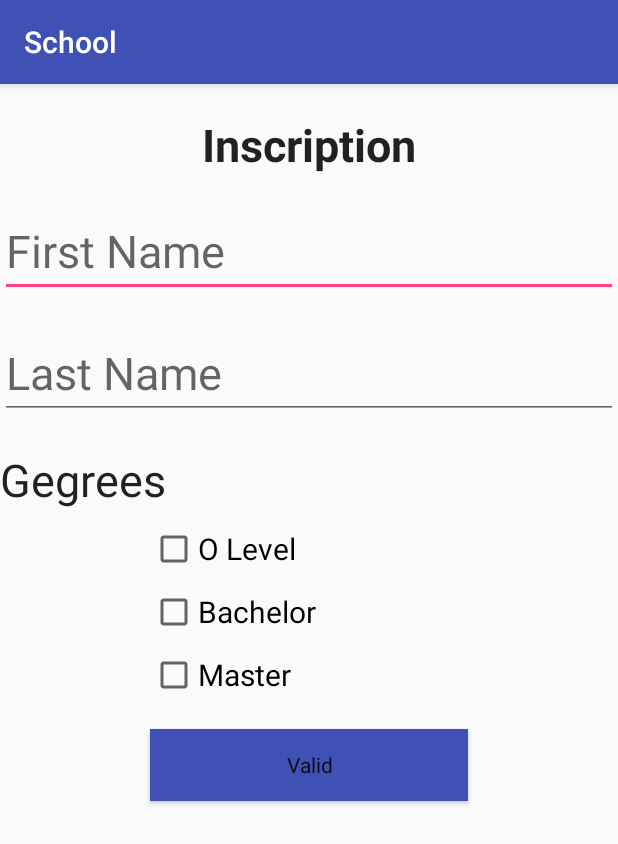
After one commit to papesambandour/school-android, an Android app: the InscriptionActivity screen opened directly, with no data from a screen before it, on a phone screen of 412 x 824 dp. The commit adds this screen. Shown: the top 844 px of the screen. Run offline under Robolectric (Android 15) with nearby library versions, the phone set to English and light mode, and no system bars.

Commit message:
add inscription button

```diff
--- a/app/build.gradle
+++ b/app/build.gradle
@@ -27,4 +27,5 @@ dependencies {
     testImplementation 'junit:junit:4.12'
     androidTestImplementation 'com.android.support.test:runner:1.0.2'
     androidTestImplementation 'com.android.support.test.espresso:espresso-core:3.0.2'
+
 }
--- a/app/src/main/AndroidManifest.xml
+++ b/app/src/main/AndroidManifest.xml
@@ -20,7 +20,8 @@
             android:name=".HomeActivity"
             android:label="@string/title_activity_home"
             android:theme="@style/AppTheme.NoActionBar" />
-        <activity android:name=".FormationActivity"></activity>
+        <activity android:name=".FormationActivity" />
+        <activity android:name=".InscriptionActivity"></activity>
     </application>
 
 </manifest>
--- /dev/null
+++ b/app/src/main/java/app/corp/anp/school/InscriptionActivity.java
@@ -0,0 +1,75 @@
+package app.corp.anp.school;
+
+import android.content.Intent;
+import android.support.v7.app.AppCompatActivity;
+import android.os.Bundle;
+import android.view.View;
+import android.view.inputmethod.EditorInfo;
+import android.widget.Button;
+import android.widget.CheckBox;
+import android.widget.EditText;
+import android.widget.Toast;
+
+import java.util.ArrayList;
+import java.util.List;
+
+public class InscriptionActivity extends AppCompatActivity {
+    private EditText txtFisrtName,txtLastName;
+    private String fisrtName,lastName ;
+    private CheckBox cbOlevel,cbBachelor,cbMaster;
+    private List<String> degrees ;
+    private Button btnSaveInscription;
+
+    @Override
+    protected void onCreate(Bundle savedInstanceState) {
+        super.onCreate(savedInstanceState);
+        setContentView(R.layout.activity_inscription);
+        degrees = new ArrayList<String>();
+        txtFisrtName = findViewById(R.id.txtFisrtName);
+        txtLastName = findViewById(R.id.txtLastName);
+        cbOlevel = findViewById(R.id.cbOlevel);
+        cbBachelor = findViewById(R.id.cbBachelor);
+        cbMaster = findViewById(R.id.cbMaster);
+        btnSaveInscription = findViewById(R.id.btnSaveInscription);
+
+        btnSaveInscription.setOnClickListener(new View.OnClickListener() {
+            @Override
+            public void onClick(View v) {
+                fisrtName = txtFisrtName.getText().toString();
+                lastName = txtLastName.getText().toString();
+                if(cbMaster.isChecked())
+                {
+                    degrees.add(cbMaster.getText().toString());
+                }
+                if(cbBachelor.isChecked())
+                {
+                    degrees.add(cbBachelor.getText().toString());
+                }
+                if(cbOlevel.isChecked())
+                {
+                    degrees.add(cbOlevel.getText().toString());
+                }
+                boolean isOk = true;
+                if(fisrtName.isEmpty() || lastName.isEmpty())
+                {
+                    Toast.makeText(InscriptionActivity.this, getString(R.string.error_fields), Toast.LENGTH_LONG).show();
+                    isOk = false;
+                }
+                if (degrees.isEmpty())
+                {
+                    Toast.makeText(InscriptionActivity.this, getString(R.string.degreesEmpty), Toast.LENGTH_LONG).show();
+                    isOk = false ;
+                }
+                if (isOk)
+                {
+                    Intent intent = new Intent(InscriptionActivity.this,HomeActivity.class);
+                    Toast.makeText(InscriptionActivity.this, "Inscription reussit avec succes", Toast.LENGTH_LONG).show();
+                   startActivity(intent);
+
+                }
+
+            }
+        });
+
+    }
+}
--- /dev/null
+++ b/app/src/main/res/layout/activity_inscription.xml
@@ -0,0 +1,77 @@
+<?xml version="1.0" encoding="utf-8"?>
+<RelativeLayout xmlns:android="http://schemas.android.com/apk/res/android"
+    xmlns:app="http://schemas.android.com/apk/res-auto"
+    xmlns:tools="http://schemas.android.com/tools"
+    android:layout_width="match_parent"
+    android:layout_height="match_parent"
+    tools:context=".InscriptionActivity">
+
+    <TextView
+        android:id="@+id/tvInscription"
+        android:layout_width="match_parent"
+        android:layout_height="wrap_content"
+        android:text="@string/inscription"
+        style="@style/txtDefault"
+        />
+    <EditText
+        android:hint="@string/first_name"
+        android:layout_below="@id/tvInscription"
+        android:inputType="text"
+        android:id="@+id/txtFisrtName"
+        style="@style/inputDefaut"
+        />
+    <EditText
+        android:hint="@string/last_name"
+        android:layout_below="@id/txtFisrtName"
+        android:inputType="text"
+        android:id="@+id/txtLastName"
+        style="@style/inputDefaut"
+        />
+    <TextView
+        android:id="@+id/tvDegreet"
+        android:layout_width="match_parent"
+        android:layout_height="wrap_content"
+        android:layout_below="@id/txtLastName"
+        android:text="@string/degrees"
+        style="@style/inputDefaut"
+        />
+    <CheckBox
+        android:layout_width="match_parent"
+        android:layout_height="wrap_content"
+        android:text="@string/o_level"
+        android:layout_below="@id/tvDegreet"
+        android:id="@+id/cbOlevel"
+        android:layout_marginLeft="100dp"
+        android:layout_marginTop="10dp"
+        android:textSize="20dp"
+        />
+    <CheckBox
+        android:layout_width="match_parent"
+        android:layout_height="wrap_content"
+        android:text="@string/bachelor"
+        android:layout_below="@id/cbOlevel"
+        android:id="@+id/cbBachelor"
+        android:layout_marginLeft="100dp"
+        android:layout_marginTop="10dp"
+        android:textSize="20dp"
+        />
+    <CheckBox
+        android:layout_width="match_parent"
+        android:layout_height="wrap_content"
+        android:text="@string/master"
+        android:layout_below="@id/cbBachelor"
+        android:id="@+id/cbMaster"
+        android:layout_marginLeft="100dp"
+        android:layout_marginTop="10dp"
+        android:textSize="20dp"
+        />
+
+    <Button
+        style="@style/btnDefault"
+        android:id="@+id/btnSaveInscription"
+        android:text="@string/valid"
+        android:layout_below="@id/cbMaster"
+        android:background="@color/colorPrimary"
+        />
+
+</RelativeLayout>
--- a/app/src/main/res/values/arrays.xml
+++ b/app/src/main/res/values/arrays.xml
@@ -16,8 +16,8 @@
         <item>Anglais</item>
     </string-array>
     <string-array name="tab_details">
-        <item>Anglais, Android, Java EE, Oracle, Asp, </item>
-        <item>Anglais, Android, Java EE, Oracle, Asp, </item>
+        <item>Anglais, Android, Java EE, Oracle, Asp,Anglais, Android, Java EE, Oracle, Asp, </item>
+        <item>PHP, NODE JS, ANGULAR 6, SPRING BOOT,PHP, NODE JS, ANGULAR 6, SPRING BOOT,  </item>
         <item>Reseaux Telecom</item>
         <item>Genie Logiciel</item>
         <item>Logistique</item>
--- a/app/src/main/res/values/strings.xml
+++ b/app/src/main/res/values/strings.xml
@@ -11,6 +11,8 @@
     <string name="valid">Valid</string>
     <string name="cancel">Cancel</string>
     <string name="degrees">Gegrees</string>
+    <string name="degreesEmpty">Gegrees no Checked </string>
+    <string name="sucesseIncription">Successful Inscription </string>
     <string name="first_name">First Name</string>
     <string name="last_name">Last Name</string>
     <string name="o_level">O Level</string>
--- a/app/src/main/res/values/styles.xml
+++ b/app/src/main/res/values/styles.xml
@@ -20,6 +20,16 @@
     <style name="txtDefault" parent="Theme.AppCompat.Light.DarkActionBar">
         <item name="android:layout_width">match_parent</item>
         <item name="android:layout_height">wrap_content</item>
+        <item name="android:textSize">30dp</item>
+        <item name="android:gravity">center</item>
+        <item name="android:textStyle">bold</item>
+        <item name="android:layout_marginTop">20dp</item>
+    </style>
+
+    <style name="inputDefaut" parent="Theme.AppCompat.Light.DarkActionBar">
+        <item name="android:layout_width">match_parent</item>
+        <item name="android:layout_height">wrap_content</item>
+        <item name="android:textSize">30dp</item>
         <item name="android:layout_marginTop">20dp</item>
     </style>
 
--- a/build.gradle
+++ b/build.gradle
@@ -10,6 +10,8 @@ buildscript {
         classpath 'com.android.tools.build:gradle:3.2.1'
         // NOTE: Do not place your application dependencies here; they belong
         // in the individual module build.gradle files
+        /*compile 'com.github.matecode:Snacky:1.1.4'
+        compile 'com.google.android.material:material:1.0.0'*/
     }
 }
 
@@ -17,6 +19,7 @@ allprojects {
     repositories {
         google()
         jcenter()
+       /* maven { url "https://jitpack.io" }*/
     }
 }
 
```
Also changed, not shown: app/src/main/java/app/corp/anp/school/FormationActivity.java (+35 -1 lines), 1 other file.
